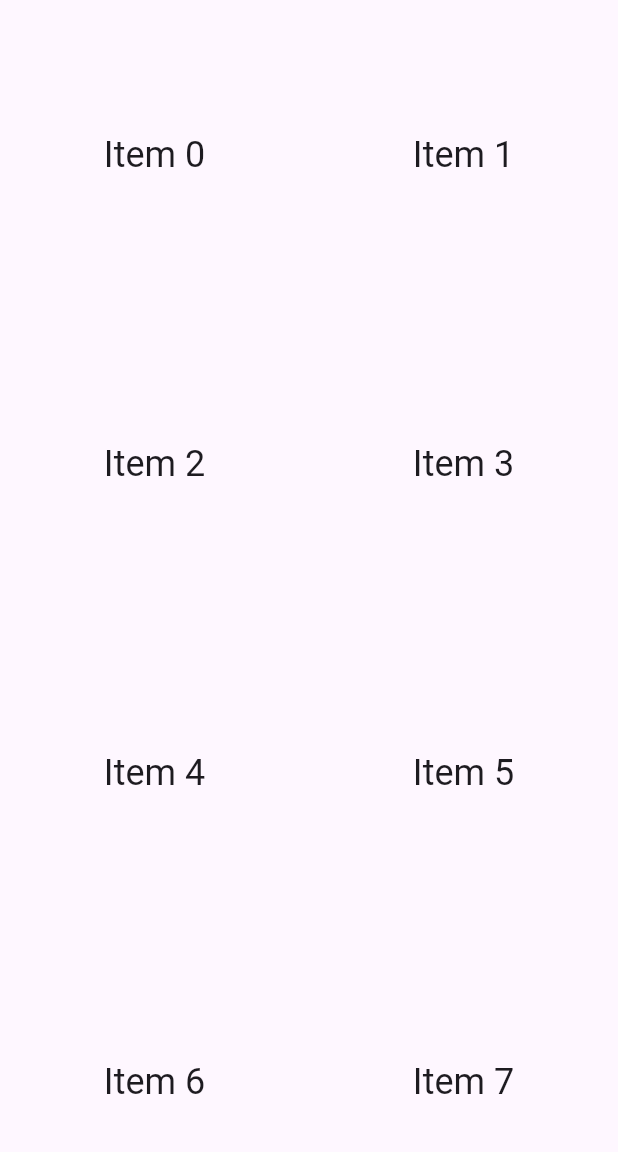
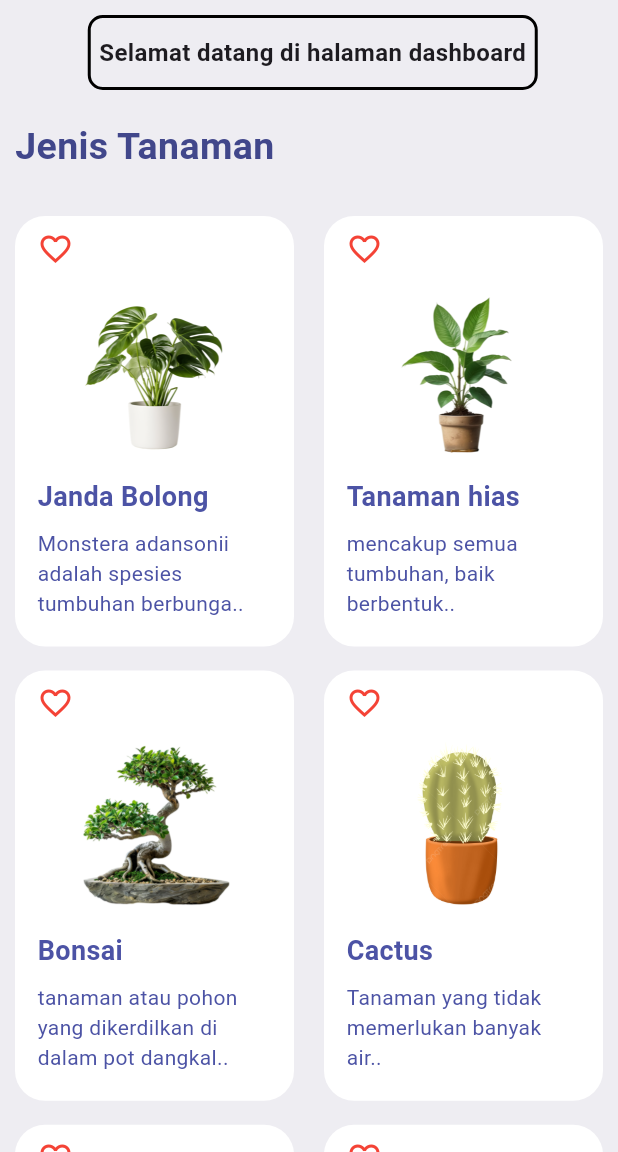
Before and after one commit to akaz-cyber/Tugas-fluuter_pemogramana-web-2_ajri-muhammad-sidiq, a Flutter app: the Dashboardhome screen opened directly, on a phone screen of 412 x 824 dp, the part 84-1236 px from its top. Run offline on Flutter 3.47's test engine with Material 3 defaults, Android fonts, the light colour scheme and no system bars; our stand-ins replace circular_profile_avatar, fluttertoast; missing offline and left inert: floaty_nav_bar.

Commit message:
menambahkan dashboard page

```diff
--- a/lib/dashboard.dart
+++ b/lib/dashboard.dart
@@ -48,7 +48,9 @@ class _DashboardState extends State<Dashboard> {
   @override
   Widget build(BuildContext context) {
     return Scaffold(
-      body: PageView(
+     backgroundColor: Color(0xFFEEEDF2),
+      body:
+       PageView(
         controller: _pageController,
         onPageChanged: (index) {
           setState(() => selectedTab = index);
--- a/lib/dashboardHome.dart
+++ b/lib/dashboardHome.dart
@@ -9,25 +9,120 @@ class Dashboardhome extends StatefulWidget {
 
 class _DashboardhomeState extends State<Dashboardhome> {
   @override
+   final List<Map<String, String>> items = [
+    {"title": "Janda Bolong", "desc": "Monstera adansonii adalah spesies tumbuhan berbunga.."},
+    {"title": "Tanaman hias", "desc": "mencakup semua tumbuhan, baik berbentuk.."},
+    {"title": "Bonsai", "desc": "tanaman atau pohon yang dikerdilkan di dalam pot dangkal.."},
+    {"title": "Cactus", "desc": "Tanaman yang tidak memerlukan banyak air.."},
+    {"title": "Miana", "desc": "Tanaman semak dengan tinggi dapat mencapai 1,5"},
+    {"title": "Lidah buaya", "desc": "spesies tumbuhan dengan daun berdaging tebal dari genus Aloe."},
+    {"title": "Tanaman Pot", "desc": "Tanaman hias mencakup,,,"},
+  ];
   Widget build(BuildContext context) {
     return Scaffold(
       appBar: AppBar(
         title: const Text("Dashboard"),
         automaticallyImplyLeading: false,
       ),
+      backgroundColor: Color(0xFFEEEDF2),
       body: Column(
         children: <Widget>[
+          Container(
+            margin: EdgeInsets.only(left: 5, top: 10),
+            height: 50,
+            width: 300,
+            decoration: BoxDecoration(
+              border: Border.all(
+                color: Colors.black,
+                width: 2.0,
+
+              ),
+              borderRadius: BorderRadius.circular(10),
+            ),
+            child: const Center(
+              child: Text(
+                "Selamat datang di halaman dashboard",
+                textAlign: TextAlign.center, // Mengatur teks di tengah
+                style: TextStyle(fontSize: 16, fontWeight: FontWeight.bold),
+              ),
+            ),
+          ),
+          Container(
+            alignment: Alignment.centerLeft,
+            margin: const EdgeInsets.symmetric(
+              vertical: 20,
+              horizontal: 10,
+            ),
+            child: const Text(
+              "Jenis Tanaman",
+              style: TextStyle(
+                  fontSize: 25,
+                  fontWeight: FontWeight.bold,
+                  color: Color.fromARGB(255, 65, 71, 139)),
+            ),
+          ),
           Expanded(
-            child: GridView.count(
-              crossAxisCount: 2,
-              children: List.generate(100, (index) {
-                return Center(
-                  child: Text(
-                    'Item $index',
-                    style: Theme.of(context).textTheme.headlineSmall,
+            child: GridView.builder(
+              itemCount: items.length, // Sesuai dengan jumlah data
+              gridDelegate: const SliverGridDelegateWithFixedCrossAxisCount(
+                crossAxisCount: 2,
+                childAspectRatio: 0.68,
+              ),
+              itemBuilder: (context, index) {
+                final item = items[index]; // Data saat ini
+                return Container(
+                  padding: const EdgeInsets.only(left: 15, right: 15, top: 10),
+                  margin: const EdgeInsets.symmetric(vertical: 8, horizontal: 10),
+                  decoration: BoxDecoration(
+                    color: Colors.white,
+                    borderRadius: BorderRadius.circular(20),
+                  ),
+                  child: Column(
+                    children: [
+                      Container(
+                        alignment: Alignment.centerLeft,
+                        child: const Icon(
+                          Icons.favorite_border,
+                          color: Colors.red,
+                        ),
+                      ),
+                      InkWell(
+                        onTap: () {},
+                        child: Container(
+                          margin: const EdgeInsets.all(10),
+                          child: Image.asset(
+                            "assets/images/tanaman/${index + 1}.png",
+                            height: 120,
+                            width: 120,
+                          ),
+                        ),
+                      ),
+                      Container(
+                        padding: const EdgeInsets.only(bottom: 8),
+                        alignment: Alignment.centerLeft,
+                        child: Text(
+                          item["title"]!, // Menampilkan title
+                          style: const TextStyle(
+                            fontSize: 18,
+                            color: Color(0xFF4C53A5),
+                            fontWeight: FontWeight.bold,
+                          ),
+                        ),
+                      ),
+                      Container(
+                        alignment: Alignment.centerLeft,
+                        child: Text(
+                          item["desc"]!, // Menampilkan desc
+                          style: const TextStyle(
+                            fontSize: 14,
+                            color: Color(0xFF4C53A5),
+                          ),
+                        ),
+                      )
+                    ],
                   ),
                 );
-              }),
+              },
             ),
           )
         ],
--- a/pubspec.yaml
+++ b/pubspec.yaml
@@ -62,7 +62,7 @@ flutter:
 
   # To add assets to your application, add an assets section, like this:
   assets:
-  - assets/images/
+  - assets/images/tanaman/
 
 
   # An image asset can refer to one or more resolution-specific "variants", see
```
Also changed, not shown: assets/images/tanaman/1.png (added), assets/images/tanaman/2.png (added), assets/images/tanaman/3.png (added), assets/images/tanaman/4.png (added), assets/images/tanaman/5.png (added), assets/images/tanaman/6.png (added), assets/images/tanaman/7.png (added).
